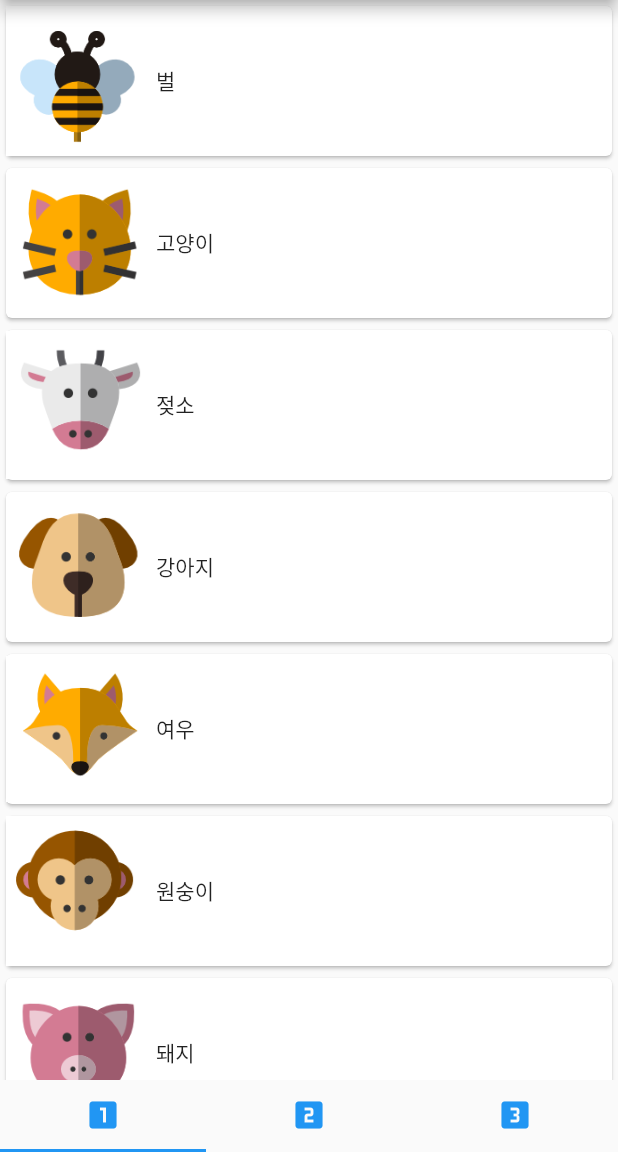
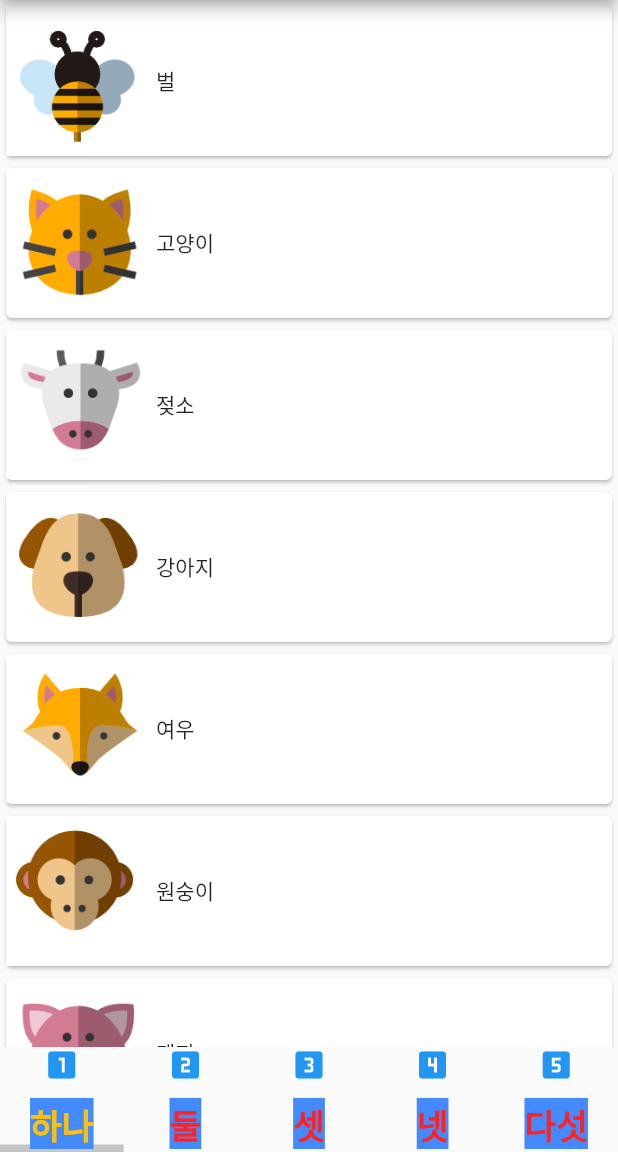
Before and after one commit to kimsegwan/first_flutter_app, a Flutter app: the screen it shows after launch, on a phone screen of 412 x 824 dp, the part 84-1236 px from its top. Run offline on Flutter 3.47's test engine with Material 2 defaults, Android fonts, the phone set to English and light mode, and no system bars; statements that could not run were skipped.

Commit message:
탭 스타일 수정

```diff
--- a/lib/main.dart
+++ b/lib/main.dart
@@ -54,21 +54,53 @@ class _WidgetExampleState extends State<WidgetApp>
       _dropDownMenuItems.add(DropdownMenuItem(child: Text(item), value: item));
     }
     _buttonText = _dropDownMenuItems[0].value.toString();
-    controller = TabController(length: 3, vsync: this);
+    controller = TabController(length: 5, vsync: this);
     controller!.addListener(() {
-      if(!controller!.indexIsChanging) {
+      if (!controller!.indexIsChanging) {
         print('이전 index, ${controller?.previousIndex}');
         print('현재 index, ${controller?.index}');
       }
     });
-    animalList.add(Animal(animalName: '벌', kind: '곤충', imagePath: 'repo/images/bee.png', flyExist: false));
-    animalList.add(Animal(animalName: '고양이', kind: '포유류', imagePath: 'repo/images/cat.png', flyExist: false));
-    animalList.add(Animal(animalName: '젖소', kind: '포유류', imagePath: 'repo/images/cow.png', flyExist: false));
-    animalList.add(Animal(animalName: '강아지', kind: '포유류', imagePath: 'repo/images/dog.png', flyExist: false));
-    animalList.add(Animal(animalName: '여우', kind: '포유류', imagePath: 'repo/images/fox.png', flyExist: false));
-    animalList.add(Animal(animalName: '원숭이', kind: '영장류', imagePath: 'repo/images/monkey.png', flyExist: false));
-    animalList.add(Animal(animalName: '돼지', kind: '포유류', imagePath: 'repo/images/pig.png', flyExist: false));
-    animalList.add(Animal(animalName: '늑대', kind: '포유류', imagePath: 'repo/images/wolf.png', flyExist: false));
+    animalList.add(Animal(
+        animalName: '벌',
+        kind: '곤충',
+        imagePath: 'repo/images/bee.png',
+        flyExist: false));
+    animalList.add(Animal(
+        animalName: '고양이',
+        kind: '포유류',
+        imagePath: 'repo/images/cat.png',
+        flyExist: false));
+    animalList.add(Animal(
+        animalName: '젖소',
+        kind: '포유류',
+        imagePath: 'repo/images/cow.png',
+        flyExist: false));
+    animalList.add(Animal(
+        animalName: '강아지',
+        kind: '포유류',
+        imagePath: 'repo/images/dog.png',
+        flyExist: false));
+    animalList.add(Animal(
+        animalName: '여우',
+        kind: '포유류',
+        imagePath: 'repo/images/fox.png',
+        flyExist: false));
+    animalList.add(Animal(
+        animalName: '원숭이',
+        kind: '영장류',
+        imagePath: 'repo/images/monkey.png',
+        flyExist: false));
+    animalList.add(Animal(
+        animalName: '돼지',
+        kind: '포유류',
+        imagePath: 'repo/images/pig.png',
+        flyExist: false));
+    animalList.add(Animal(
+        animalName: '늑대',
+        kind: '포유류',
+        imagePath: 'repo/images/wolf.png',
+        flyExist: false));
   }
 
   @override
@@ -82,26 +114,52 @@ class _WidgetExampleState extends State<WidgetApp>
           FirstApp(list: animalList),
           SecondApp(list: animalList),
           ThreePage(list: animalList),
+          ThreePage(list: animalList),
+          ThreePage(list: animalList),
         ],
         controller: controller,
       ),
-      bottomNavigationBar: TabBar(tabs: <Tab>[
+      bottomNavigationBar: Container(
+        height: 70,
+        child: TabBar(
+          indicatorWeight: 5,// 하단 막대크기 세로
+          //indicatorSize: TabBarIndicatorSize.label, // 하단 막대크기 가로
+          indicatorSize: TabBarIndicatorSize.tab,// 하단 막대크기 가로
+          indicatorColor: Color(0xAAAAAAAA),// 하단 막대 색상
+          labelColor: Colors.amber,// 선택된 탭의 텍스트 색상
+          unselectedLabelColor: Color(0xFFFF2222),// 선택되지 않은 탭의 텍스트 색상
+
+          labelStyle: TextStyle(
+              color: Colors.blue,
+              fontSize: 23,
+              fontWeight: FontWeight.bold,
+              backgroundColor: Colors.blueAccent),
+          overlayColor: MaterialStateProperty.,
+          tabs: <Tab>[
             Tab(
+                text: '하나',
                 icon: Icon(
                   Icons.looks_one,
                   color: Colors.blue,
                 )),
             Tab(
+                text: '둘',
                 icon: Icon(
                   Icons.looks_two,
                   color: Colors.blue,
                 )),
             Tab(
+                text: '셋',
                 icon: Icon(
                   Icons.looks_3,
                   color: Colors.blue,
                 )),
-      ], controller: controller,),
+            Tab(text: '넷', icon: Icon(Icons.looks_4, color: Colors.blue)),
+            Tab(text: '다섯', icon: Icon(Icons.looks_5, color: Colors.blue)),
+          ],
+          controller: controller,
+        ),
+      ),
       /*Container(
         padding: EdgeInsets.all(15),
         child: Center(
--- a/lib/sub/secondPage.dart
+++ b/lib/sub/secondPage.dart
@@ -195,6 +195,8 @@ class _SecondApp extends State<SecondApp> {
         return "파충류";
       case 2:
         return "포유류";
+      case 3:
+        return "곤충";
     }
   }
 }
```
Lines whose indentation alone changed are shown as unchanged.
